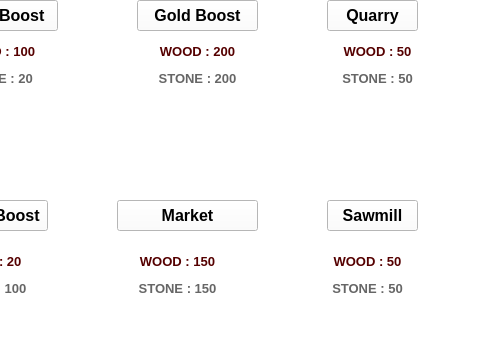
Qt form buildingsite.ui (Makxior/QTGame) before a commit; both pictures show x 283 to 763 and y 110 to 465 of the 763 by 465 pixel window.
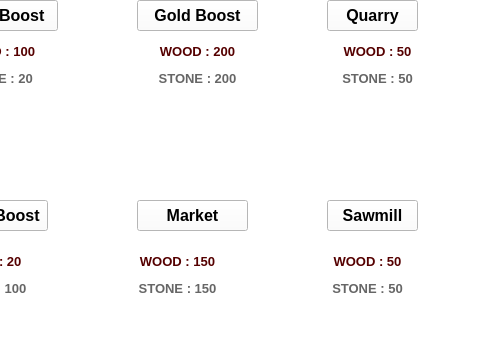
The same form after that commit. Icons and pictures are not drawn.

The edit to the form file:
```diff
--- a/buildingsite.ui
+++ b/buildingsite.ui
@@ -21,8 +21,8 @@
     <rect>
      <x>600</x>
      <y>200</y>
-     <width>111</width>
-     <height>91</height>
+     <width>110</width>
+     <height>90</height>
     </rect>
    </property>
    <property name="text">
@@ -158,9 +158,9 @@
   <widget class="QPushButton" name="BuildMarket">
    <property name="geometry">
     <rect>
-     <x>400</x>
+     <x>420</x>
      <y>310</y>
-     <width>141</width>
+     <width>111</width>
      <height>31</height>
     </rect>
    </property>
```
Left out of the diff: 4 changed lines with no effect on the pictures.
